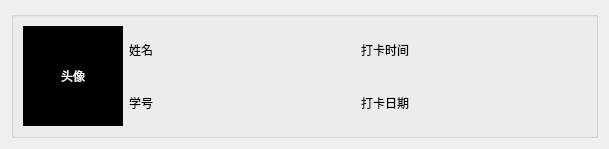
Before: the Qt Designer form src/gui/userwidget/ui_recordwidget.ui in eagleqq/BaiDuFace, drawn with Qt 5.
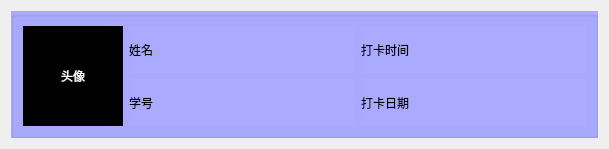
After: the same form once the commit is applied.

```diff
--- a/src/gui/userwidget/ui_recordwidget.ui
+++ b/src/gui/userwidget/ui_recordwidget.ui
@@ -16,6 +16,9 @@
   <layout class="QHBoxLayout" name="horizontalLayout_4">
    <item>
     <widget class="QGroupBox" name="groupBox">
+     <property name="styleSheet">
+      <string notr="true">background-color: rgb(170, 170, 255);</string>
+     </property>
      <property name="title">
       <string/>
      </property>
```
